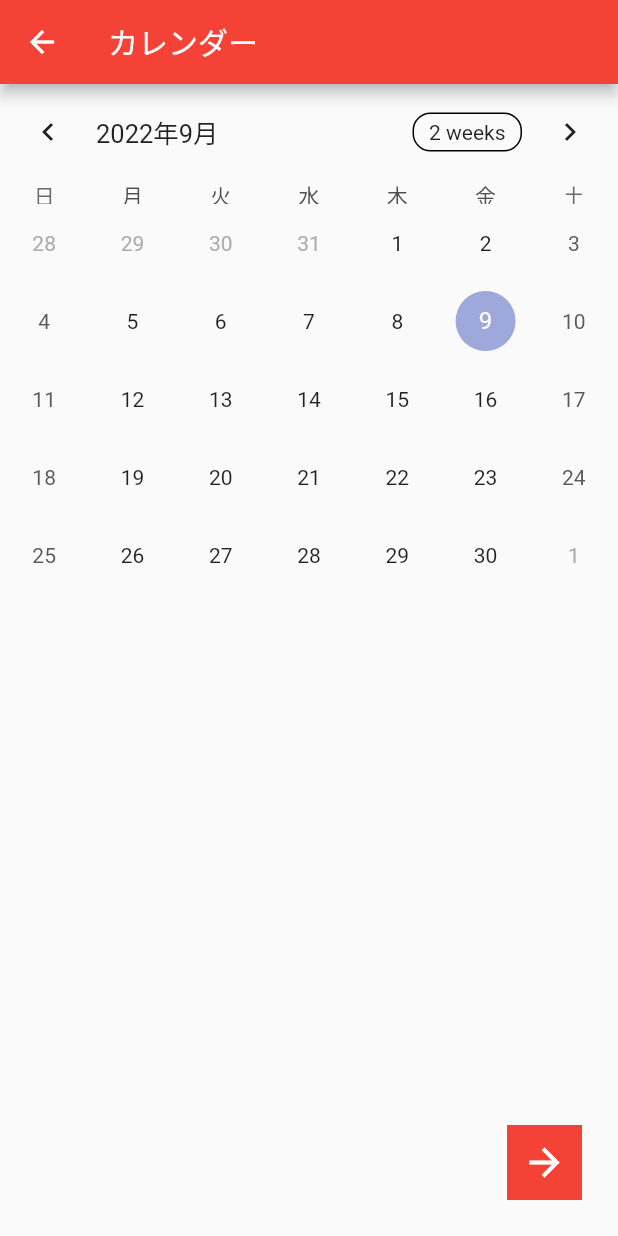
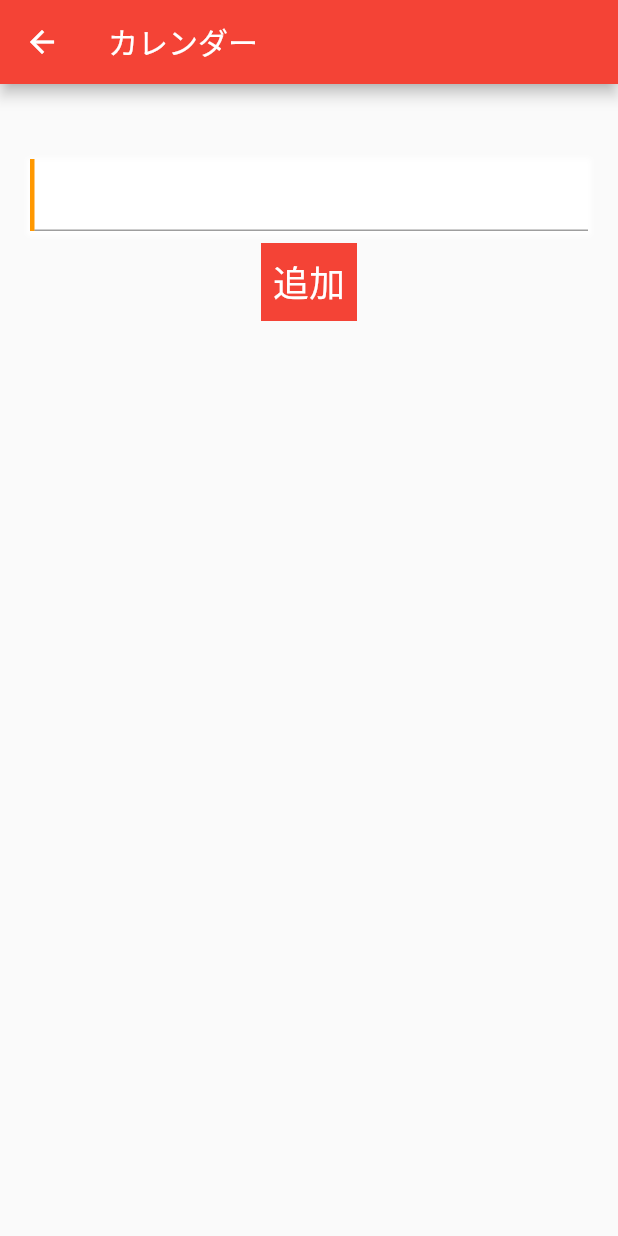
Before and after one commit to Tsora1216/summer_calendar, a Flutter app: the CalenderScreen screen opened by its route, after a tap on the "arrow forward" icon, on a phone screen of 412 x 824 dp. Run offline on Flutter 3.47's test engine with Material 2 defaults, Android fonts, the phone set to English and light mode, and no system bars; drawn by our look-alikes of table_calendar.

Commit message:
入力画面の作成

```diff
--- a/lib/calender_screen.dart
+++ b/lib/calender_screen.dart
@@ -1,5 +1,6 @@
 import 'package:flutter/cupertino.dart';
 import 'package:flutter/material.dart';
+import 'package:summer_calendar/router_manager.dart';
 import 'package:table_calendar/table_calendar.dart';
 
 class EventData {
@@ -33,6 +34,9 @@ class _CalenderPageState extends State<CalenderScreen> {
       EventData(DateTime.now().add(Duration(days: 8)), ["event456", "event1"]),
       EventData(DateTime.now().add(Duration(days: 9)), ["event456", "event1"]),
     ];
+  }
+  void _segueToTextInput(BuildContext context){
+    Navigator.of(context).pushNamed(Routers.textInput);
   }
 
   DateTime _focusedDay = DateTime.now();
@@ -96,18 +100,15 @@ class _CalenderPageState extends State<CalenderScreen> {
               bottom: 24,
               right: 24,
               child: GestureDetector(
-                onTap: ()=> print("A"),
+                onTap: ()=> _segueToTextInput(context),
                 child: Container(
                   height: 50,
                   color: Colors.red,
                   width: 50,
-                  child: GestureDetector(
-                    onTap: () => null,
-                    child: Icon(
-                      Icons.arrow_forward,
-                      color: Colors.white,
-                      size: 30.0,
-                    ),
+                  child: Icon(
+                    Icons.arrow_forward,
+                    color: Colors.white,
+                    size: 30.0,
                   ),
                 ),
               ),
--- a/lib/main.dart
+++ b/lib/main.dart
@@ -2,6 +2,7 @@ import 'package:flutter/material.dart';
 import 'package:summer_calendar/router_manager.dart';
 import 'package:intl/date_symbol_data_local.dart';
 import 'calender_screen.dart';
+
 
 
 void main() {
--- a/lib/router_manager.dart
+++ b/lib/router_manager.dart
@@ -1,9 +1,12 @@
 import 'package:flutter/cupertino.dart';
 import 'package:flutter/material.dart';
 import 'package:summer_calendar/calender_screen.dart';
+import 'package:summer_calendar/text_input.dart';
+
 
 class Routers {
   static const String calender = "/calender";
+  static const String textInput = "/textInput";
 }
 
 class RouteGenerator {
@@ -11,6 +14,8 @@ class RouteGenerator {
     switch (routeSettings.name) {
       case Routers.calender:
         return MaterialPageRoute(builder: (_) => const CalenderScreen());
+      case Routers.textInput:
+        return MaterialPageRoute(builder: (_) => const TextInputScreen());
       default:
         return MaterialPageRoute(builder: (_) => const CalenderScreen());
     }
--- /dev/null
+++ b/lib/style_manager.dart
@@ -0,0 +1,15 @@
+import 'dart:ui';
+import 'package:flutter/material.dart';
+
+class TextStyleManager {
+  static const TextStyle s10blackTextStyle = TextStyle(fontSize: 10, color: Colors.black);
+  static const TextStyle s11blackTextStyle = TextStyle(fontSize: 11, color: Colors.black);
+  static const TextStyle s12blackTextStyle = TextStyle(fontSize: 12, color: Colors.black);
+  static const TextStyle s13blackTextStyle = TextStyle(fontSize: 13, color: Colors.black);
+  static const TextStyle s14blackTextStyle = TextStyle(fontSize: 14, color: Colors.black);
+  static const TextStyle s15blackTextStyle = TextStyle(fontSize: 15, color: Colors.black);
+  static const TextStyle s16blackTextStyle = TextStyle(fontSize: 16, color: Colors.black);
+  static const TextStyle s18blackTextStyle = TextStyle(fontSize: 18, color: Colors.black);
+  static const TextStyle s20blackTextStyle = TextStyle(fontSize: 20, color: Colors.black);
+  static const TextStyle s24blackTextStyle = TextStyle(fontSize: 24, color: Colors.black);
+}
--- /dev/null
+++ b/lib/text_input.dart
@@ -0,0 +1,59 @@
+import 'package:flutter/cupertino.dart';
+import 'package:flutter/material.dart';
+import 'package:summer_calendar/style_manager.dart';
+
+class TextInputScreen extends StatefulWidget {
+  const TextInputScreen({super.key});
+
+  @override
+  State<TextInputScreen> createState() => _TextInputPageState();
+}
+
+class _TextInputPageState extends State<TextInputScreen> {
+  @override
+  Widget build(BuildContext context) {
+    return Scaffold(
+      appBar: AppBar(
+        title: Text("カレンダー"),
+      ),
+      body: Center(
+        child: Padding(
+          padding: const EdgeInsets.symmetric(horizontal: 20.0,vertical: 50),
+          child: Column(
+            children: [
+              Container(
+                child: TextField(),
+                decoration: BoxDecoration(
+                  border: Border(
+                    left: BorderSide(color: Colors.orange, width: 3),
+                  ),
+                  boxShadow: [
+                    BoxShadow(
+                      color: Colors.white,
+                      spreadRadius: 2,
+                      blurRadius: 2,
+                      offset: const Offset(0, 1), // changes position of shadow
+                    ),
+                  ],
+                ),
+              ),
+              GestureDetector(
+                onTap: () => Navigator.of(context).pop(),
+                child: Container(
+                  padding: EdgeInsets.all(8),
+                  margin: EdgeInsets.all(8),
+                  color: Colors.red,
+                  child: Text(
+                    "追加",
+                    style: TextStyleManager.s24blackTextStyle
+                        .copyWith(color: Colors.white),
+                  ),
+                ),
+              ),
+            ],
+          ),
+        ),
+      ),
+    );
+  }
+}
```
